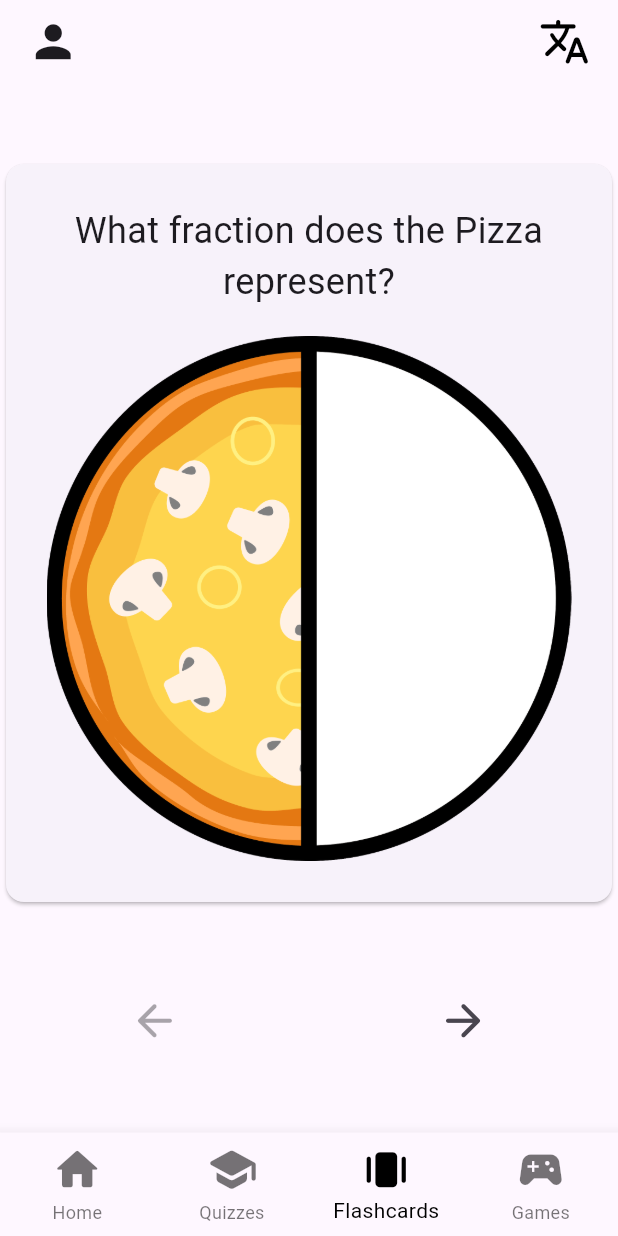
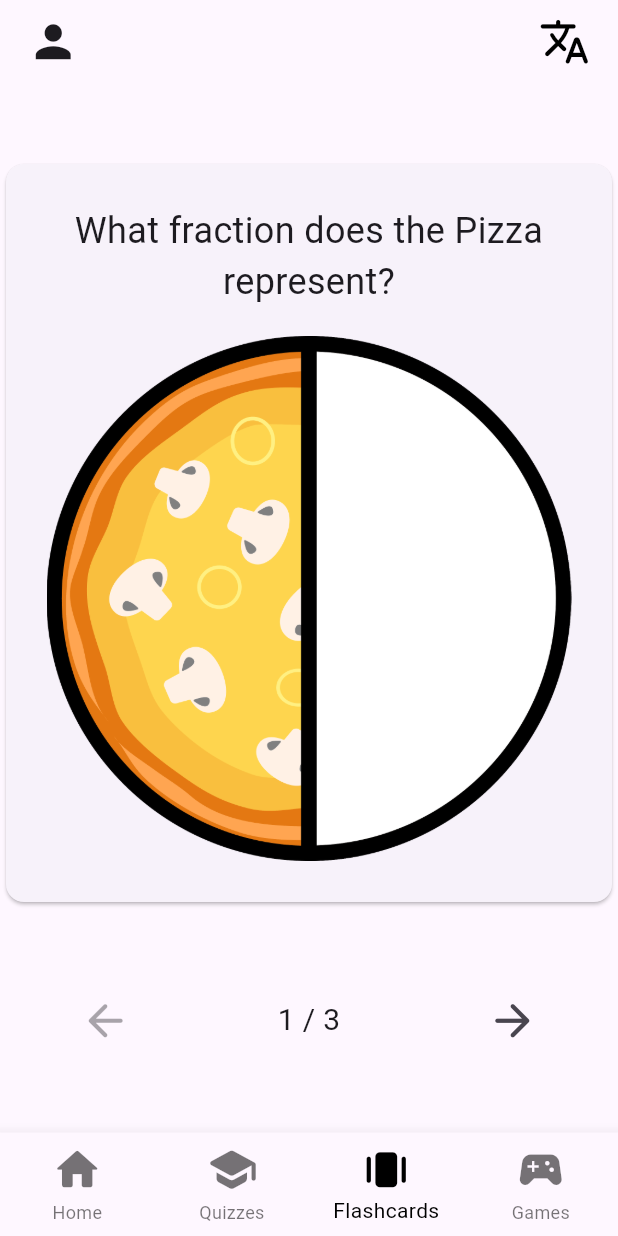
Before and after one commit to FIH-Fractions/bilingual_fractions_flutter_app, a Flutter app: the screen it shows after launch, item 3 of the bottom bar chosen, on a phone screen of 412 x 824 dp. Run offline on Flutter 3.47's test engine with Material 3 defaults, Android fonts, the phone set to English and light mode, and no system bars; drawn by our look-alikes of flip_card; our stand-ins replace flutter_tts, table_calendar.

Commit message:
flashcard update

```diff
--- a/lib/flashcard/flashcard_mainview.dart
+++ b/lib/flashcard/flashcard_mainview.dart
@@ -95,6 +95,10 @@ class _flashcardState extends State<flashcard> {
                 mainAxisAlignment: MainAxisAlignment.spaceAround,
                 children: [
                   IconButton(onPressed: _currentIndex > 0 ? showPreviousCard : null, icon: Icon(Icons.arrow_back_rounded, size: 35,)),
+                  Text(
+                    '${_currentIndex + 1} / ${_flashcards.length}', // Display current index + 1 and total count
+                    style: TextStyle(fontSize: 20),
+                  ),
                   IconButton(onPressed: _currentIndex < _flashcards.length - 1 ? showNextCard : null, icon: Icon(Icons.arrow_forward_rounded, size: 35,)),
                 ],
               )
```
Also changed, not shown: 68 other files.
